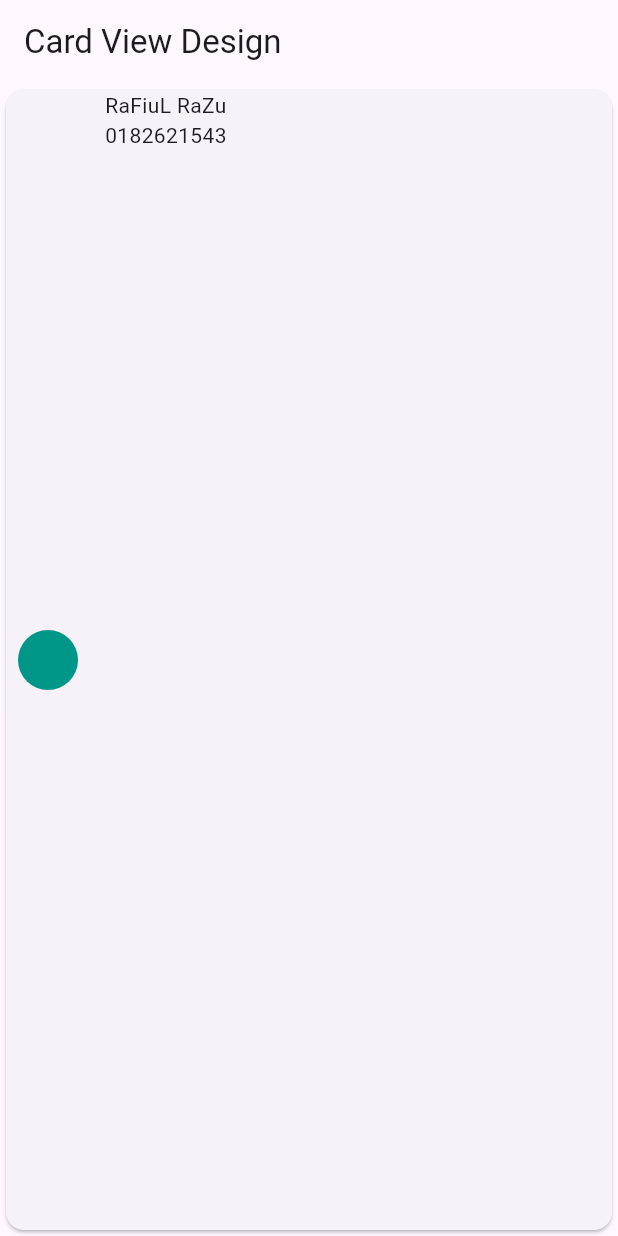
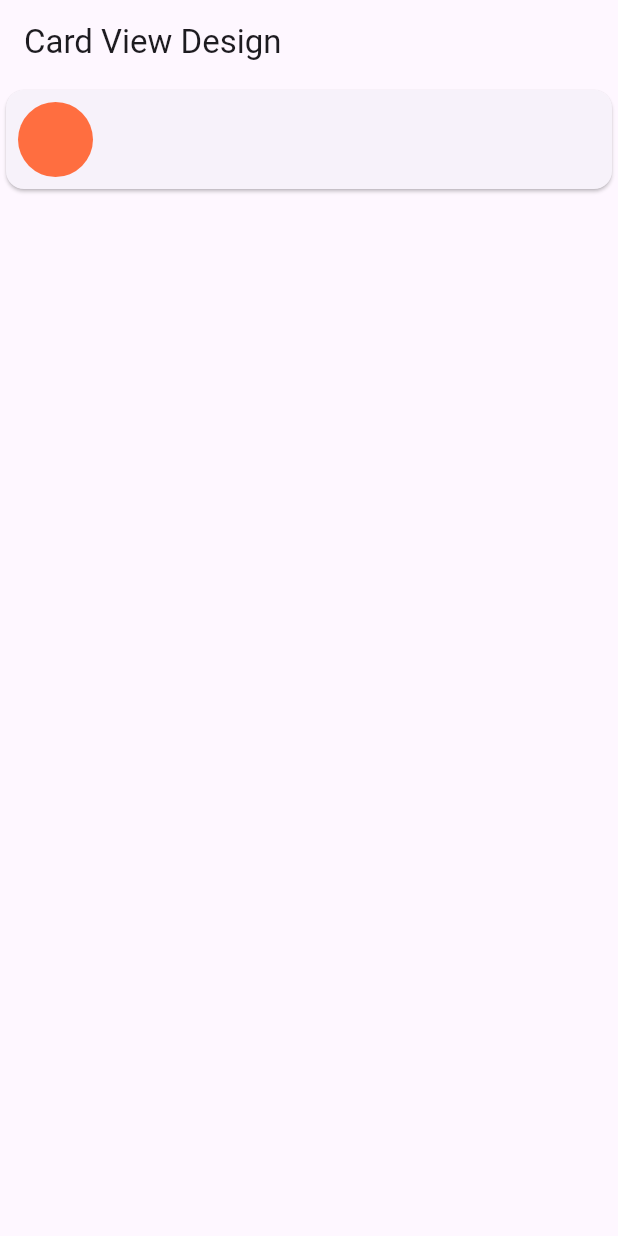
Before and after one commit to RaFiuL-RaZu/app_create2, a Flutter app: the screen it shows after launch, on a phone screen of 412 x 824 dp. Run offline on Flutter 3.47's test engine with Material 3 defaults, Android fonts, the phone set to English and light mode, and no system bars.

Commit message:
innit commit

```diff
--- a/lib/main.dart
+++ b/lib/main.dart
@@ -37,15 +37,9 @@ class HomeScren extends StatelessWidget{
             Padding(
               padding: const EdgeInsets.all(8.0),
               child: CircleAvatar(
-                backgroundColor: Colors.teal,
+                radius: 25,
+                backgroundColor: Colors.deepOrangeAccent,
               ),
-            ),
-            SizedBox(width: 10),
-            Column(
-              children: [
-                Text("RaFiuL RaZu"),
-                Text("0182621543"),
-              ],
             )
           ],
         ),
```
